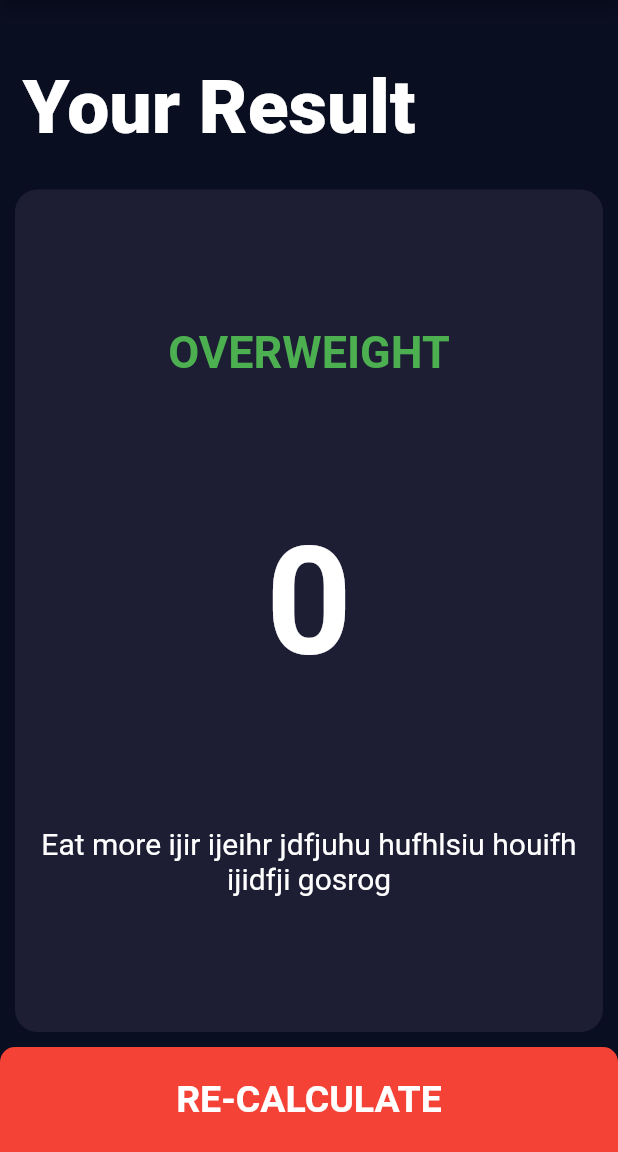
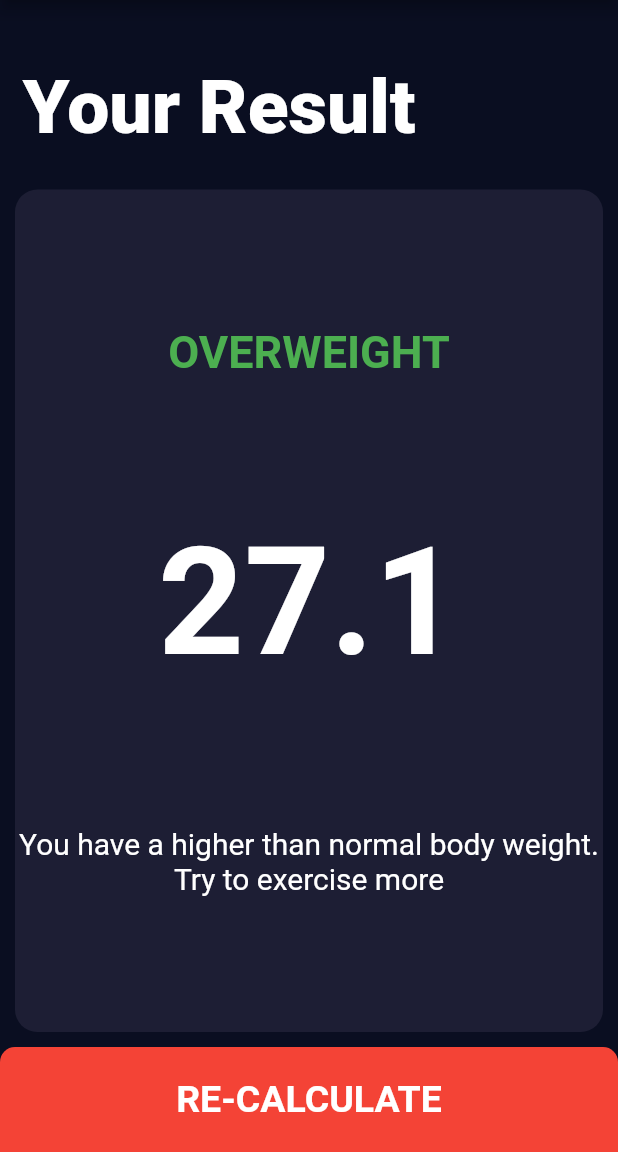
Before and after one commit to miikhaaeel/BMI-calculator, a Flutter app: the screen it shows after launch, after a tap on "CALCULATE", on a phone screen of 412 x 824 dp, the part 84-1236 px from its top. Run offline on Flutter 3.47's test engine with Material 2 defaults, Android fonts, the phone set to English and light mode, and no system bars.

Commit message:
calculator brain

```diff
--- /dev/null
+++ b/lib/calculator_brain.dart
@@ -0,0 +1,34 @@
+import 'dart:math';
+
+class CalculatorBrain {
+  final int height;
+  final int weight;
+  CalculatorBrain({required this.height, required this.weight});
+
+  late double _bmiResult;
+
+  String calculateBMI() {
+    _bmiResult = weight / pow(height / 100, 2);
+    return _bmiResult.toStringAsFixed(1);
+  }
+
+  String getResultText() {
+    if (_bmiResult >= 25) {
+      return 'OVERWEIGHT';
+    } else if (_bmiResult > 18.5) {
+      return 'NORMAL';
+    } else {
+      return 'UNDERWEIGHT';
+    }
+  }
+
+  String getResultInterpretation() {
+    if (_bmiResult >= 25) {
+      return 'You have a higher than normal body weight. Try to exercise more';
+    } else if (_bmiResult > 18.5) {
+      return 'You have a normal body weight. Good job!';
+    } else {
+      return 'You have a higher than normal body weight. Try to eat more';
+    }
+  }
+}
--- a/lib/main.dart
+++ b/lib/main.dart
@@ -1,4 +1,3 @@
-import 'package:bmi_calculator/screens/result_page.dart';
 import 'package:flutter/material.dart';
 import 'screens/input_page.dart';
 
@@ -21,7 +20,7 @@ class BMICalculator extends StatelessWidget {
       initialRoute: '/',
       routes: {
         '/': (context) => InputPage(),
-        '/resultPage': (context) => ResultPage(),
+       // '/resultPage': (context) => ResultPage(),
       },
     );
   }
--- a/lib/screens/input_page.dart
+++ b/lib/screens/input_page.dart
@@ -1,5 +1,7 @@
+import 'package:bmi_calculator/calculator_brain.dart';
 import 'package:bmi_calculator/components/bottom_container.dart';
 import 'package:bmi_calculator/components/round_icon_button.dart';
+import 'package:bmi_calculator/screens/result_page.dart';
 import 'package:flutter/material.dart';
 import '../components/constants.dart';
 import '../components/icon_content.dart';
@@ -17,8 +19,8 @@ enum Gender {
 
 class _InputPageState extends State<InputPage> {
   Gender? selectedGender;
-  int height = 180;
-  int weight = 50;
+  int height = 150;
+  int weight = 60;
   int age = 40;
 
   @override
@@ -216,9 +218,21 @@ class _InputPageState extends State<InputPage> {
           ),
           GestureDetector(
             onTap: () {
-              Navigator.pushNamed(context, '/resultPage');
+              var cal = CalculatorBrain(height: height, weight: weight);
+              Navigator.push(
+                context,
+                MaterialPageRoute(
+                  builder: (context) => ResultPage(
+                    getResult: cal.calculateBMI(),
+                    resultText: cal.getResultText(),
+                    resultInterpretation: cal.getResultInterpretation(),
+                  ),
+                ),
+              );
             },
-            child: BottomContainer(text: 'Calculate',),
+            child: BottomContainer(
+              text: 'Calculate',
+            ),
           ),
         ],
       ),
--- a/lib/screens/result_page.dart
+++ b/lib/screens/result_page.dart
@@ -3,13 +3,15 @@ import 'package:bmi_calculator/components/constants.dart';
 import 'package:bmi_calculator/components/reusable_card.dart';
 import 'package:flutter/material.dart';
 
-class ResultPage extends StatefulWidget {
-  @override
-  _ResultPageState createState() => _ResultPageState();
-}
+class ResultPage extends StatelessWidget {
+  final String getResult;
+  final String resultText;
+  final String resultInterpretation;
 
-class _ResultPageState extends State<ResultPage> {
-  int? bmiResult = 0;
+  ResultPage(
+      {required this.resultText,
+      required this.getResult,
+      required this.resultInterpretation});
 
   @override
   Widget build(BuildContext context) {
@@ -22,14 +24,12 @@ class _ResultPageState extends State<ResultPage> {
           children: [
             Expanded(
               flex: 1,
-              child: Container(alignment: Alignment.bottomLeft,
+              child: Container(
+                alignment: Alignment.bottomLeft,
                 child: Padding(
-
                   padding: const EdgeInsets.all(15),
                   child: Text(
                     'Your Result',
-
-
                     style: kLabelTextStyle2,
                   ),
                 ),
@@ -44,21 +44,21 @@ class _ResultPageState extends State<ResultPage> {
                   mainAxisAlignment: MainAxisAlignment.spaceEvenly,
                   children: [
                     Text(
-                      'OVERWEIGHT',
+                      resultText,
                       style: TextStyle(
                           color: Colors.green,
                           fontSize: 30,
                           fontWeight: FontWeight.bold),
                     ),
                     Text(
-                      bmiResult.toString(),
+                      getResult,
                       style: TextStyle(
                         fontSize: 100,
                         fontWeight: FontWeight.bold,
                       ),
                     ),
                     Text(
-                      'Eat more ijir ijeihr jdfjuhu hufhlsiu houifh ijidfji gosrog ',
+                      resultInterpretation,
                       style: kLabelTextStyle,
                       textAlign: TextAlign.center,
                     ),
```
